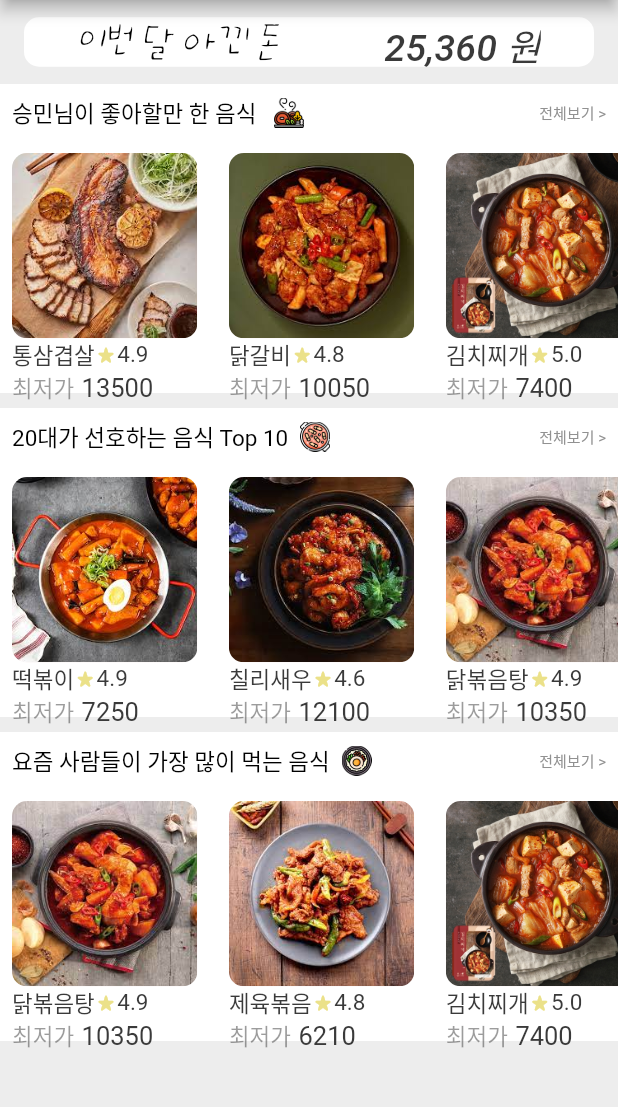
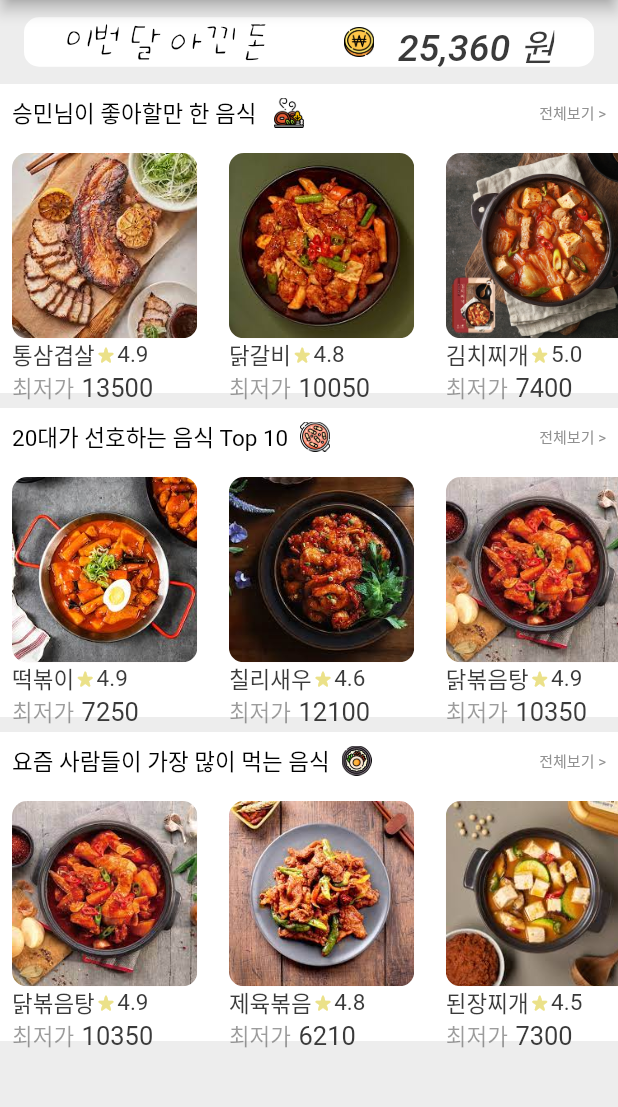
Before and after one commit to SoulTree-Lovers/AutoMarket, a Flutter app: the screen it shows after launch, on a phone screen of 412 x 824 dp, the part 84-1191 px from its top. Run offline on Flutter 3.47's test engine with Material 2 defaults, Android fonts, the phone set to English and light mode, and no system bars; Roboto replaces fonts that are missing (KCC).

Commit message:
이미지 경로 수정

```diff
--- a/lib/screens/home_page.dart
+++ b/lib/screens/home_page.dart
@@ -61,8 +61,8 @@ class _HomePageState extends State<HomePage> {
                   ),
                   child: Row(
                     mainAxisAlignment: MainAxisAlignment.spaceAround,
-                    children: const [
-                      Text(
+                    children: [
+                      const Text(
                         '이번 달 아낀 돈',
                         style: TextStyle(
                           fontFamily: "UhBeebaby",
@@ -70,12 +70,25 @@ class _HomePageState extends State<HomePage> {
                           color: Color.fromARGB(255, 0, 0, 0),
                         ),
                       ),
-                      Text(
-                        "25,360 원",
-                        style: TextStyle(
-                          fontFamily: "KCC",
-                          fontSize: 25.0,
-                          color: Color.fromARGB(255, 58, 58, 58),
+                      SizedBox(
+                        width: 140,
+                        child: Row(
+                          mainAxisAlignment: MainAxisAlignment.spaceBetween,
+                          children: [
+                            Image.asset(
+                              "assets/images/money.png",
+                              height: 20,
+                              width: 20,
+                            ),
+                            const Text(
+                              "25,360 원",
+                              style: TextStyle(
+                                fontFamily: "KCC",
+                                fontSize: 25.0,
+                                color: Color.fromARGB(255, 58, 58, 58),
+                              ),
+                            ),
+                          ],
                         ),
                       ),
                     ],
@@ -359,20 +372,20 @@ class _HomePageState extends State<HomePage> {
                             ),
                             FoodCard(
                               screenWidth: screenWidth * 0.3,
-                              menuName: "김치찌개",
-                              price: 7400,
-                              rating: 5.0,
-                              imagePath: "assets/images/김치찌개.png",
+                              menuName: "된장찌개",
+                              price: 7300,
+                              rating: 4.5,
+                              imagePath: "assets/images/된장찌개.png",
                             ),
                             const SizedBox(
                               width: 5,
                             ),
                             FoodCard(
                               screenWidth: screenWidth * 0.3,
-                              menuName: "된장찌개",
-                              price: 7300,
-                              rating: 4.5,
-                              imagePath: "assets/images/된장찌개.png",
+                              menuName: "김치찌개",
+                              price: 7400,
+                              rating: 5.0,
+                              imagePath: "assets/images/김치찌개.png",
                             ),
                           ],
                         ),
--- a/pubspec.yaml
+++ b/pubspec.yaml
@@ -61,6 +61,12 @@ flutter:
   # To add assets to your application, add an assets section, like this:
   assets:
     - assets/images/
+    - assets/images/계란후라이.png
+    - assets/images/money.png
+    - assets/images/고기.png
+    - assets/images/떡볶이.png
+    - assets/images/비빔밥.png
+
     # - assets/images/통삼겹살.png
     # - assets/images/닭갈비.png
     # - assets/images/칠리새우.png
```
Also changed, not shown: assets/images/money.png.
